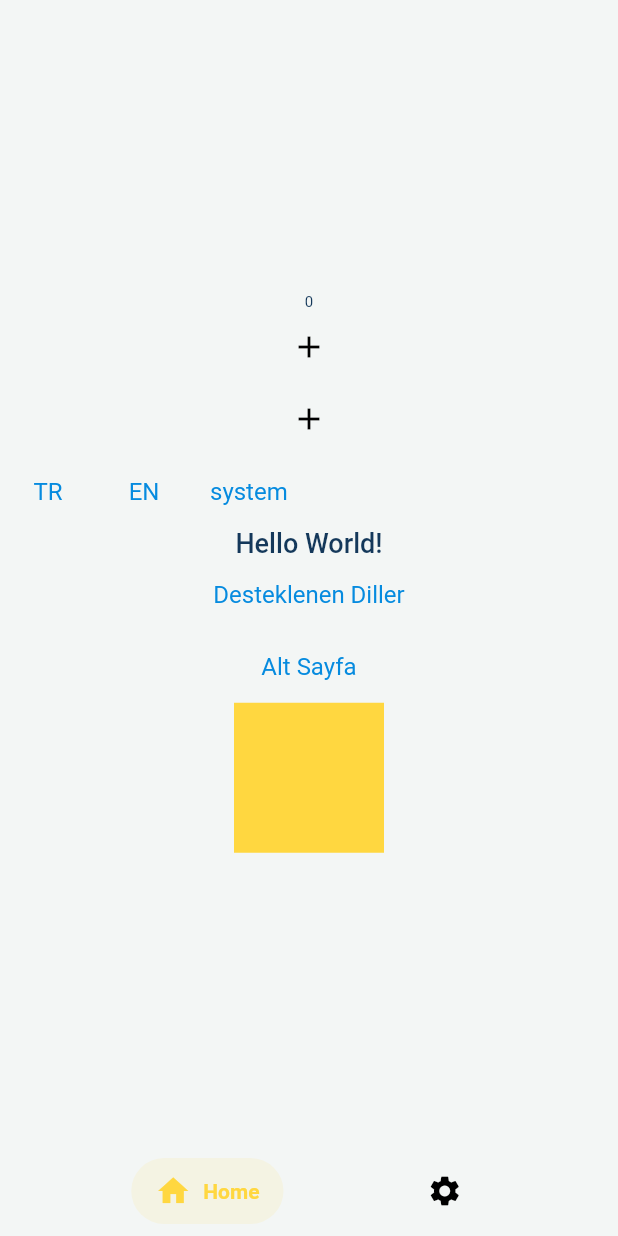
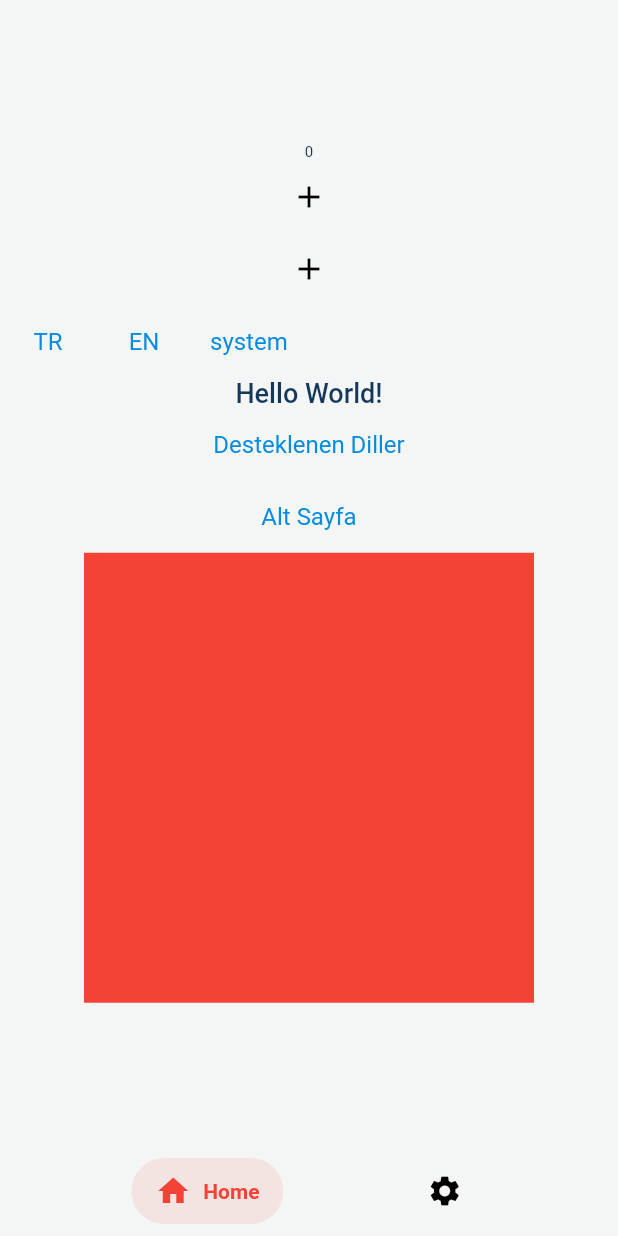
Before and after one commit to obenkucuk/one_ring_to_rule_them_all, a Flutter app: the screen it shows after launch, on a phone screen of 412 x 824 dp. Run offline on Flutter 3.47's test engine with Material 2 defaults, Android fonts, the phone set to English and light mode, and no system bars; our stand-ins replace auto_route, dio, get, shared_preferences; generated files the repository leaves out were written again; statements that could not run were skipped.

Commit message:
değişiklikler

```diff
--- a/lib/components/shimmer_pro.dart
+++ b/lib/components/shimmer_pro.dart
@@ -1,6 +1,6 @@
 import 'dart:async';
 import 'dart:developer';
-import 'package:base_application/pages/main_screen/settings_screen/controller/settings_controller.dart';
+import 'package:base_application/screens/main_screen/settings_screen/controller/settings_controller.dart';
 import 'package:flutter/material.dart';
 import 'package:get/get.dart';
 
--- a/lib/core/exeptions/app_exeptions.dart
+++ b/lib/core/exeptions/app_exeptions.dart
@@ -1,5 +1,5 @@
 import 'package:base_application/core/network_services/check_network_connection.dart';
-import 'package:base_application/pages/main_screen/settings_screen/controller/settings_controller.dart';
+import 'package:base_application/screens/main_screen/settings_screen/controller/settings_controller.dart';
 import 'package:flutter/material.dart';
 import 'package:get/get.dart';
 
--- a/lib/main.dart
+++ b/lib/main.dart
@@ -1,5 +1,5 @@
 import 'package:base_application/core/shared_pref.dart';
-import 'package:base_application/pages/main_screen/settings_screen/controller/settings_controller.dart';
+import 'package:base_application/screens/main_screen/settings_screen/controller/settings_controller.dart';
 import 'package:base_application/routes/router.gr.dart';
 import 'package:flutter/material.dart';
 import 'package:get/get.dart';
@@ -22,7 +22,7 @@ class MyApp extends StatelessWidget {
 
     return StreamBuilder<ThemeMode>(
       stream: ThemeStream.outTheme,
-      builder: (context, snapshot) {
+      builder: (context, themeSnapshot) {
         return MaterialApp.router(
           key: Get.find<SettingsController>().globalAppKey,
           scaffoldMessengerKey: Get.find<SettingsController>().snackbarKey,
@@ -30,7 +30,7 @@ class MyApp extends StatelessWidget {
           theme: lightTheme,
           darkTheme: darkTheme,
           title: "My App Title",
-          themeMode: snapshot.data,
+          themeMode: themeSnapshot.data,
           routerDelegate: _appRouter.delegate(),
           routeInformationParser: _appRouter.defaultRouteParser(),
         );
--- a/lib/main_screen.dart
+++ b/lib/main_screen.dart
@@ -11,7 +11,6 @@ class MainScreen extends StatelessWidget {
     const List<PageRouteInfo<dynamic>> routes = [HomeRouter(), SettingsRouter()];
     return AutoTabsScaffold(
       routes: routes,
-      backgroundColor: Theme.of(context).scaffoldBackgroundColor,
       bottomNavigationBuilder: (context, tabsRouter) => SalomonBottomBar(
         currentIndex: tabsRouter.activeIndex,
         onTap: (index) async {
--- a/lib/routes/router.dart
+++ b/lib/routes/router.dart
@@ -2,9 +2,9 @@ import 'package:auto_route/auto_route.dart';
 import 'package:auto_route/empty_router_widgets.dart';
 import 'package:base_application/components/splash/splash_page.dart';
 import 'package:base_application/main_screen.dart';
-import 'package:base_application/pages/main_screen/home_screen/home_screen.dart';
+import 'package:base_application/screens/main_screen/home_screen/home_screen.dart';
 
-import '../pages/main_screen/settings_screen/settings_screen.dart';
+import '../screens/main_screen/settings_screen/settings_screen.dart';
 
 @MaterialAutoRouter(
   replaceInRouteName: "Screen,Route",
--- a/lib/pages/diger_sayfalar/home/alt_sayfa/alt_sayfa.dart
+++ b/lib/screens/diger_sayfalar/home/alt_sayfa/alt_sayfa.dart
@@ -1,4 +1,4 @@
-import 'package:base_application/pages/diger_sayfalar/home/alt_sayfa/controller.dart';
+import 'package:base_application/screens/diger_sayfalar/home/alt_sayfa/controller.dart';
 import 'package:flutter/material.dart';
 import 'package:get/get_state_manager/get_state_manager.dart';
 
--- a/lib/pages/main_screen/home_screen/view/home_view.dart
+++ b/lib/screens/main_screen/home_screen/view/home_view.dart
@@ -1,6 +1,6 @@
-import 'package:base_application/pages/diger_sayfalar/home/alt_sayfa/alt_sayfa.dart';
-import 'package:base_application/pages/main_screen/home_screen/controller/home_controller.dart';
-import 'package:base_application/pages/main_screen/settings_screen/controller/settings_controller.dart';
+import 'package:base_application/screens/diger_sayfalar/home/alt_sayfa/alt_sayfa.dart';
+import 'package:base_application/screens/main_screen/home_screen/controller/home_controller.dart';
+import 'package:base_application/screens/main_screen/settings_screen/controller/settings_controller.dart';
 import 'package:base_application/theme/text_style.dart';
 import 'package:flutter/material.dart';
 import 'package:get/get.dart';
@@ -65,7 +65,7 @@ class HomeView extends GetView<HomeController> {
               },
               child: const Text("Alt Sayfa"),
             ),
-            Container(height: 100, width: 100, color: Theme.of(context).primaryColor)
+            Container(height: 300, width: 300, color: Theme.of(context).primaryColor)
           ],
         ),
       ),
--- a/lib/pages/main_screen/settings_screen/settings_screen.dart
+++ b/lib/screens/main_screen/settings_screen/settings_screen.dart
@@ -1,4 +1,4 @@
-import 'package:base_application/pages/main_screen/settings_screen/view/settings_view.dart';
+import 'package:base_application/screens/main_screen/settings_screen/view/settings_view.dart';
 import 'package:flutter/material.dart';
 import 'package:get/get.dart';
 
--- a/lib/pages/main_screen/settings_screen/view/settings_view.dart
+++ b/lib/screens/main_screen/settings_screen/view/settings_view.dart
@@ -1,4 +1,4 @@
-import 'package:base_application/pages/main_screen/settings_screen/controller/settings_controller.dart';
+import 'package:base_application/screens/main_screen/settings_screen/controller/settings_controller.dart';
 import 'package:base_application/theme/text_style.dart';
 import 'package:flutter/material.dart';
 import 'package:get/get.dart';
--- a/lib/theme/text_style.dart
+++ b/lib/theme/text_style.dart
@@ -8,115 +8,59 @@ class TextStylesX {
 
   TextStylesX(this.context);
 
+  /// fontSize: 8
   TextStyle get s8W300 => Theme.of(context).textTheme.subtitle2!.copyWith(fontWeight: FontWeight.w300);
   TextStyle get s8W400 => Theme.of(context).textTheme.subtitle2!;
   TextStyle get s8W500 => Theme.of(context).textTheme.subtitle2!.copyWith(fontWeight: FontWeight.w500);
-
   TextStyle get s8W600 => Theme.of(context).textTheme.subtitle2!.copyWith(fontWeight: FontWeight.w600);
-
   TextStyle get s8W700 => Theme.of(context).textTheme.subtitle2!.copyWith(fontWeight: FontWeight.w700);
 
+  /// fontSize: 10
   TextStyle get s10W300 => Theme.of(context).textTheme.bodyText2!.copyWith(fontWeight: FontWeight.w300);
-
   TextStyle get s10W400 => Theme.of(context).textTheme.bodyText2!;
-
   TextStyle get s10W500 => Theme.of(context).textTheme.bodyText2!.copyWith(fontWeight: FontWeight.w500);
-
   TextStyle get s10W600 => Theme.of(context).textTheme.bodyText2!.copyWith(fontWeight: FontWeight.w600);
-
   TextStyle get s10W700 => Theme.of(context).textTheme.bodyText2!.copyWith(fontWeight: FontWeight.w700);
 
-  TextStyle get s11W300 => Theme.of(context).textTheme.caption!.copyWith(fontWeight: FontWeight.w300);
-
-  TextStyle get s11W400 => Theme.of(context).textTheme.caption!;
-
-  TextStyle get s11W500 => Theme.of(context).textTheme.caption!.copyWith(fontWeight: FontWeight.w500);
-
-  TextStyle get s11W600 => Theme.of(context).textTheme.caption!.copyWith(fontWeight: FontWeight.w600);
-
-  TextStyle get s11W700 => Theme.of(context).textTheme.caption!.copyWith(fontWeight: FontWeight.w700);
-
+  /// fontSize: 12
   TextStyle get s12W300 => Theme.of(context).textTheme.headline1!.copyWith(fontWeight: FontWeight.w300);
-
   TextStyle get s12W400 => Theme.of(context).textTheme.headline1!;
-
   TextStyle get s12W500 => Theme.of(context).textTheme.headline1!.copyWith(fontWeight: FontWeight.w500);
-
   TextStyle get s12W600 => Theme.of(context).textTheme.headline1!.copyWith(fontWeight: FontWeight.w600);
-
   TextStyle get s12W700 => Theme.of(context).textTheme.headline1!.copyWith(fontWeight: FontWeight.w700);
 
-  TextStyle get s13W300 => Theme.of(context).textTheme.headline2!.copyWith(fontWeight: FontWeight.w300);
-
-  TextStyle get s13W400 => Theme.of(context).textTheme.headline2!;
-
-  TextStyle get s13W500 => Theme.of(context).textTheme.headline2!.copyWith(fontWeight: FontWeight.w500);
-
-  TextStyle get s13W600 => Theme.of(context).textTheme.headline2!.copyWith(fontWeight: FontWeight.w600);
-
-  TextStyle get s13W700 => Theme.of(context).textTheme.headline2!.copyWith(fontWeight: FontWeight.w700);
-
+  /// fontSize: 14
   TextStyle get s14W300 => Theme.of(context).textTheme.subtitle1!.copyWith(fontWeight: FontWeight.w300);
-
   TextStyle get s14W400 => Theme.of(context).textTheme.subtitle1!.copyWith(fontWeight: FontWeight.w400);
-
   TextStyle get s14W500 => Theme.of(context).textTheme.subtitle1!;
-
   TextStyle get s14W600 => Theme.of(context).textTheme.subtitle1!.copyWith(fontWeight: FontWeight.w600);
-
   TextStyle get s14W700 => Theme.of(context).textTheme.subtitle1!.copyWith(fontWeight: FontWeight.w700);
 
-  TextStyle get s15W300 => Theme.of(context).textTheme.headline4!.copyWith(fontWeight: FontWeight.w300);
-
-  TextStyle get s15W400 => Theme.of(context).textTheme.headline4!;
-
-  TextStyle get s15W500 => Theme.of(context).textTheme.headline4!.copyWith(fontWeight: FontWeight.w500);
-
-  TextStyle get s15W600 => Theme.of(context).textTheme.headline4!.copyWith(fontWeight: FontWeight.w600);
-
-  TextStyle get s15W700 => Theme.of(context).textTheme.headline4!.copyWith(fontWeight: FontWeight.w700);
-
+  /// fontSize: 16
   TextStyle get s16W300 => Theme.of(context).textTheme.bodyText1!.copyWith(fontWeight: FontWeight.w300);
-
   TextStyle get s16W400 => Theme.of(context).textTheme.bodyText1!;
-
   TextStyle get s16W500 => Theme.of(context).textTheme.bodyText1!.copyWith(fontWeight: FontWeight.w500);
-
   TextStyle get s16W600 => Theme.of(context).textTheme.bodyText1!.copyWith(fontWeight: FontWeight.w600);
-
   TextStyle get s16W700 => Theme.of(context).textTheme.bodyText1!.copyWith(fontWeight: FontWeight.w700);
 
-  TextStyle get s17W400 => Theme.of(context).textTheme.bodyText1!.copyWith(fontSize: 17);
-
+  /// fontSize: 18
   TextStyle get s18W300 => Theme.of(context).textTheme.headline3!.copyWith(fontWeight: FontWeight.w300);
-
   TextStyle get s18W400 => Theme.of(context).textTheme.headline3!;
-
   TextStyle get s18W500 => Theme.of(context).textTheme.headline3!.copyWith(fontWeight: FontWeight.w500);
-
   TextStyle get s18W600 => Theme.of(context).textTheme.headline3!.copyWith(fontWeight: FontWeight.w600);
-
   TextStyle get s18W700 => Theme.of(context).textTheme.headline3!.copyWith(fontWeight: FontWeight.w700);
 
+  /// fontSize: 20
   TextStyle get s20W300 => Theme.of(context).textTheme.headline5!.copyWith(fontWeight: FontWeight.w300);
-
   TextStyle get s20W400 => Theme.of(context).textTheme.headline5!;
-
   TextStyle get s20W500 => Theme.of(context).textTheme.headline5!.copyWith(fontWeight: FontWeight.w500);
-
   TextStyle get s20W600 => Theme.of(context).textTheme.headline5!.copyWith(fontWeight: FontWeight.w600);
-
   TextStyle get s20W700 => Theme.of(context).textTheme.headline5!.copyWith(fontWeight: FontWeight.w700);
 
+  /// fontSize: 24
   TextStyle get s24W300 => Theme.of(context).textTheme.headline6!.copyWith(fontWeight: FontWeight.w300);
-
   TextStyle get s24W400 => Theme.of(context).textTheme.headline6!;
-
   TextStyle get s24W500 => Theme.of(context).textTheme.headline6!.copyWith(fontWeight: FontWeight.w500);
-
   TextStyle get s24W600 => Theme.of(context).textTheme.headline6!.copyWith(fontWeight: FontWeight.w600);
-
   TextStyle get s24W700 => Theme.of(context).textTheme.headline6!.copyWith(fontWeight: FontWeight.w700);
-
-  TextStyle get s28W600 => Theme.of(context).textTheme.headline6!.copyWith(fontWeight: FontWeight.w600, fontSize: 28);
 }
--- a/lib/theme/theme_data_dark.dart
+++ b/lib/theme/theme_data_dark.dart
@@ -15,7 +15,7 @@ ThemeData darkTheme = ThemeData.dark().copyWith(
   bottomAppBarColor: Colors.white,
   dividerColor: AppColors.dividerDark,
   shadowColor: Colors.black26,
-  primaryColor: Colors.amber,
+  primaryColor: Colors.greenAccent,
   colorScheme: const ColorScheme(
     primary: AppColors.primary,
     onPrimary: AppColors.textDarkTheme,
--- a/lib/theme/theme_data_light.dart
+++ b/lib/theme/theme_data_light.dart
@@ -15,7 +15,7 @@ ThemeData lightTheme = ThemeData.light().copyWith(
   bottomAppBarColor: Colors.white,
   dividerColor: AppColors.dividerLight,
   shadowColor: Colors.black26,
-  primaryColor: Colors.amberAccent,
+  primaryColor: Colors.red,
   colorScheme: const ColorScheme(
     primary: AppColors.primary,
     onPrimary: AppColors.textLightTheme,
```
Also changed, not shown: lib/routes/router.gr.dart, lib/screens/diger_sayfalar/home/alt_sayfa/alt_alt_sayfa.dart (renamed from lib/pages/diger_sayfalar/home/alt_sayfa/alt_alt_sayfa.dart), lib/screens/diger_sayfalar/home/alt_sayfa/controller.dart (renamed from lib/pages/diger_sayfalar/home/alt_sayfa/controller.dart), lib/screens/main_screen/home_screen/controller/home_controller.dart (renamed from lib/pages/main_screen/home_screen/controller/home_controller.dart), lib/screens/main_screen/home_screen/home_screen.dart (renamed from lib/pages/main_screen/home_screen/home_screen.dart), lib/screens/main_screen/settings_screen/controller/settings_controller.dart (renamed from lib/pages/main_screen/settings_screen/controller/settings_controller.dart).
